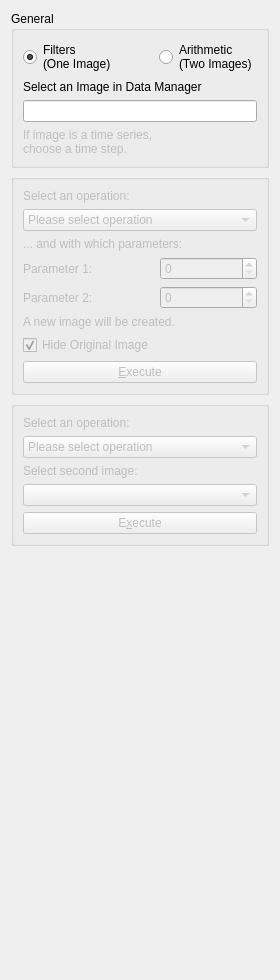
Before: the Qt Designer form Modules/Bundles/org.mitk.gui.qt.basicimageprocessing/src/internal/QmitkBasicImageProcessingViewControls.ui in MITK/MITK, drawn with Qt 5.
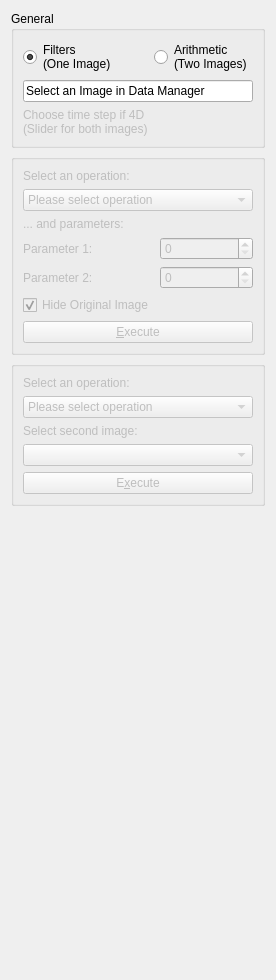
After: the same form once the commit is applied. Custom widgets are drawn as their Qt base class.

Commit message: FIX (#2686): Further GUI cleanup and simplification; code cleanup;

The edit to the form file:
```diff
--- a/Modules/Bundles/org.mitk.gui.qt.basicimageprocessing/src/internal/QmitkBasicImageProcessingViewControls.ui
+++ b/Modules/Bundles/org.mitk.gui.qt.basicimageprocessing/src/internal/QmitkBasicImageProcessingViewControls.ui
@@ -6,7 +6,7 @@
    <rect>
     <x>0</x>
     <y>0</y>
-    <width>275</width>
+    <width>272</width>
     <height>980</height>
    </rect>
   </property>
@@ -40,37 +40,30 @@
        </widget>
       </item>
       <item row="1" column="0" colspan="2">
-       <widget class="QLabel" name="tl1_1">
-        <property name="text">
-         <string>Select an Image in Data Manager</string>
-        </property>
-        <property name="wordWrap">
-         <bool>false</bool>
-        </property>
-       </widget>
-      </item>
-      <item row="2" column="0" colspan="2">
        <widget class="QLineEdit" name="leImage1">
+        <property name="text">
+         <string>Select an Image in Data Manager</string>
+        </property>
         <property name="readOnly">
          <bool>true</bool>
         </property>
        </widget>
       </item>
-      <item row="3" column="0">
+      <item row="2" column="0">
        <widget class="QLabel" name="tlTime">
         <property name="enabled">
          <bool>false</bool>
         </property>
         <property name="text">
-         <string>If image is a time series, 
-choose a time step.</string>
+         <string>Choose time step if 4D
+(Slider for both images)</string>
         </property>
         <property name="wordWrap">
          <bool>false</bool>
         </property>
        </widget>
       </item>
-      <item row="3" column="1">
+      <item row="2" column="1">
        <widget class="QmitkSliderNavigatorWidget" name="sliceNavigatorTime" native="true">
         <property name="enabled">
          <bool>false</bool>
@@ -200,7 +193,7 @@
          <bool>false</bool>
         </property>
         <property name="text">
-         <string>... and with which parameters:</string>
+         <string>... and parameters:</string>
         </property>
         <property name="wordWrap">
          <bool>false</bool>
@@ -253,36 +246,7 @@
         </property>
        </widget>
       </item>
-      <item row="5" column="0" colspan="2">
-       <widget class="QLabel" name="tlDoIt">
-        <property name="enabled">
-         <bool>false</bool>
-        </property>
-        <property name="text">
-         <string>A new image will be created.</string>
-        </property>
-        <property name="wordWrap">
-         <bool>false</bool>
-        </property>
-        <property name="buddy">
-         <cstring>btnDoIt</cstring>
-        </property>
-       </widget>
-      </item>
-      <item row="6" column="0">
-       <widget class="QCheckBox" name="cbHideOrig">
-        <property name="enabled">
-         <bool>false</bool>
-        </property>
-        <property name="text">
-         <string>Hide Original Image</string>
-        </property>
-        <property name="checked">
-         <bool>true</bool>
-        </property>
-       </widget>
-      </item>
-      <item row="7" column="0" colspan="2">
+      <item row="6" column="0" colspan="2">
        <widget class="QPushButton" name="btnDoIt">
         <property name="enabled">
          <bool>false</bool>
@@ -292,6 +256,19 @@
         </property>
        </widget>
       </item>
+      <item row="5" column="0">
+       <widget class="QCheckBox" name="cbHideOrig">
+        <property name="enabled">
+         <bool>false</bool>
+        </property>
+        <property name="text">
+         <string>Hide Original Image</string>
+        </property>
+        <property name="checked">
+         <bool>true</bool>
+        </property>
+       </widget>
+      </item>
      </layout>
     </widget>
    </item>
```
Left out of the diff: 6 changed lines with no effect on the pictures. The commit also changes 2 other files.
